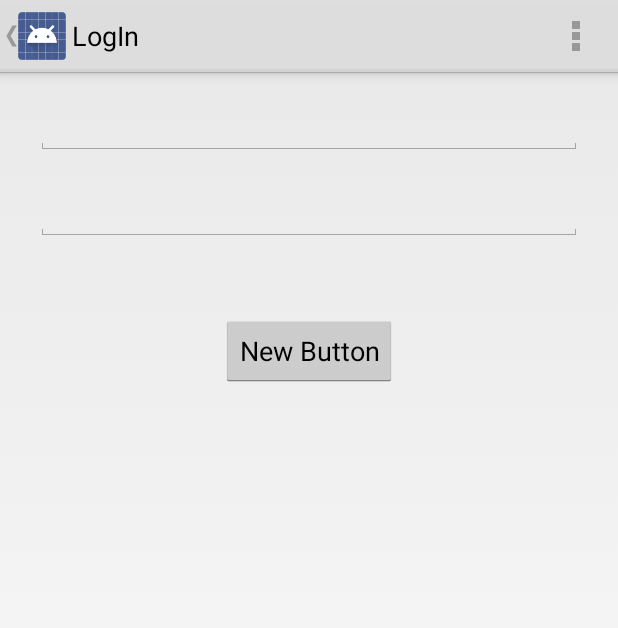
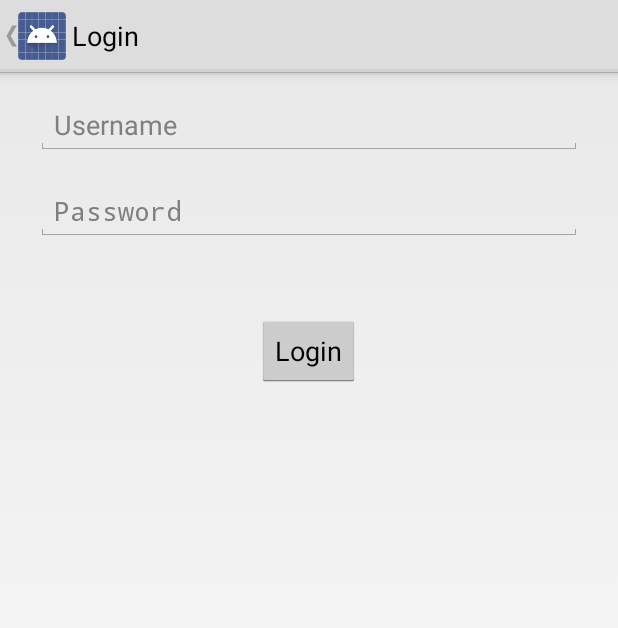
Before and after one commit to romankl/snowred, an Android app: the LogInActivity screen opened directly, with no data from a screen before it, on a phone screen of 412 x 824 dp. Shown: the top 628 px of the screen. Run offline under Robolectric (Android 15) with nearby library versions, the phone set to English and light mode, and no system bars; libraries missing offline, so code that uses them is left out: de.keyboardsurfer.android.

Commit message:
Small improvements to the login module.

```diff
--- /dev/null
+++ b/src/main/java/eu/roklapps/snowred/app/api/reddit/callbacks/FutureResult.java
@@ -0,0 +1,5 @@
+package eu.roklapps.snowred.app.api.reddit.callbacks;
+
+public interface FutureResult<T> {
+    public void withResponse(FutureResult<T> result);
+}
--- a/src/main/java/eu/roklapps/snowred/app/api/reddit/callbacks/Result.java
+++ b/src/main/java/eu/roklapps/snowred/app/api/reddit/callbacks/Result.java
@@ -1,5 +1,7 @@
 package eu.roklapps.snowred.app.api.reddit.callbacks;
 
-public interface Result {
-    public void resultOfConnection();
+import com.google.gson.JsonObject;
+
+public interface Result<T> {
+    public void result(JsonObject jsonObject);
 }
--- /dev/null
+++ b/src/main/java/eu/roklapps/snowred/app/api/reddit/model/Comment.java
@@ -0,0 +1,4 @@
+package eu.roklapps.snowred.app.api.reddit.model;
+
+public class Comment extends Thing {
+}
--- a/src/main/java/eu/roklapps/snowred/app/api/reddit/model/Credentials.java
+++ b/src/main/java/eu/roklapps/snowred/app/api/reddit/model/Credentials.java
@@ -39,6 +39,10 @@ public class Credentials {
         this.mUsername = mUsername;
     }
 
+    public boolean verifyCredentials() {
+        return (mPassword.length() > 0 && !mPassword.isEmpty()) && ((mUsername.length() > 0) && !mUsername.isEmpty());
+    }
+
     public String getPassword() {
         return mPassword;
     }
--- /dev/null
+++ b/src/main/java/eu/roklapps/snowred/app/api/reddit/model/Subreddit.java
@@ -0,0 +1,4 @@
+package eu.roklapps.snowred.app.api.reddit.model;
+
+public class Subreddit extends Thing {
+}
--- a/src/main/java/eu/roklapps/snowred/app/api/reddit/model/User.java
+++ b/src/main/java/eu/roklapps/snowred/app/api/reddit/model/User.java
@@ -1,6 +1,6 @@
 package eu.roklapps.snowred.app.api.reddit.model;
 
-public class User {
+public class User extends Thing {
     private long comment_karma;
     private long created;
     private long created_utc;
--- a/src/main/java/eu/roklapps/snowred/app/ui/activity/LogInActivity.java
+++ b/src/main/java/eu/roklapps/snowred/app/ui/activity/LogInActivity.java
@@ -2,13 +2,15 @@ package eu.roklapps.snowred.app.ui.activity;
 
 import android.app.Activity;
 import android.os.Bundle;
-import android.view.Menu;
-import android.view.MenuItem;
 import android.view.View;
 import android.widget.Button;
 import android.widget.EditText;
 
+import de.keyboardsurfer.android.widget.crouton.Crouton;
+import de.keyboardsurfer.android.widget.crouton.Style;
 import eu.roklapps.snowred.app.R;
+import eu.roklapps.snowred.app.api.reddit.model.Credentials;
+import eu.roklapps.snowred.app.api.reddit.model.CurrentUser;
 
 public class LogInActivity extends Activity implements View.OnClickListener{
 
@@ -20,28 +22,22 @@ public class LogInActivity extends Activity implements View.OnClickListener{
     protected void onCreate(Bundle savedInstanceState) {
         super.onCreate(savedInstanceState);
         setContentView(R.layout.activity_log_in);
+
+        mPassword = (EditText) findViewById(R.id.password);
+        mUsername = (EditText) findViewById(R.id.username);
+
         mLoginButton = (Button) findViewById(R.id.login);
         mLoginButton.setOnClickListener(this);
     }
 
-
-    @Override
-    public boolean onCreateOptionsMenu(Menu menu) {
-        getMenuInflater().inflate(R.menu.log_in, menu);
-        return true;
-    }
-
-    @Override
-    public boolean onOptionsItemSelected(MenuItem item) {
-        int id = item.getItemId();
-        if (id == R.id.action_settings) {
-            return true;
-        }
-        return super.onOptionsItemSelected(item);
-    }
-
     @Override
     public void onClick(View view) {
+        Credentials credentials = new Credentials(mPassword.getText().toString(), mUsername.getText().toString());
 
+        if (credentials.verifyCredentials()) {
+            CurrentUser.getInstance().setCredentials(credentials).login(this);
+        } else {
+            Crouton.makeText(this, R.string.username_and_password, Style.ALERT).show();
+        }
     }
 }
--- a/src/main/res/layout/activity_log_in.xml
+++ b/src/main/res/layout/activity_log_in.xml
@@ -2,39 +2,43 @@
     xmlns:tools="http://schemas.android.com/tools"
     android:layout_width="match_parent"
     android:layout_height="match_parent"
+    android:paddingBottom="@dimen/activity_vertical_margin"
     android:paddingLeft="@dimen/activity_horizontal_margin"
     android:paddingRight="@dimen/activity_horizontal_margin"
     android:paddingTop="@dimen/activity_vertical_margin"
-    android:paddingBottom="@dimen/activity_vertical_margin"
     tools:context="eu.roklapps.snowred.app.ui.activity.LogInActivity">
 
     <Button
+        android:id="@+id/login"
         android:layout_width="wrap_content"
         android:layout_height="wrap_content"
-        android:text="New Button"
-        android:id="@+id/login"
         android:layout_alignParentTop="true"
         android:layout_centerHorizontal="true"
-        android:layout_marginTop="146dp" />
+        android:layout_marginTop="146dp"
+        android:text="@string/title_activity_log_in" />
 
     <EditText
+        android:id="@+id/password"
         android:layout_width="match_parent"
         android:layout_height="wrap_content"
-        android:inputType="textPassword"
-        android:ems="10"
-        android:id="@+id/password"
-        android:layout_alignParentTop="true"
-        android:layout_centerHorizontal="true"
-        android:layout_marginTop="57dp"
-        android:layout_marginLeft="8dp"
-        android:layout_marginRight="8dp" />
-
-    <EditText
-        android:layout_width="match_parent"
-        android:layout_height="wrap_content"
-        android:id="@+id/username"
         android:layout_alignParentTop="true"
         android:layout_centerHorizontal="true"
         android:layout_marginLeft="8dp"
-        android:layout_marginRight="8dp" />
+        android:layout_marginRight="8dp"
+        android:layout_marginTop="57dp"
+        android:ems="10"
+        android:hint="@string/text_password"
+        android:inputType="textPassword" />
+
+    <EditText
+        android:id="@+id/username"
+        android:layout_width="match_parent"
+        android:layout_height="wrap_content"
+        android:layout_alignParentTop="true"
+        android:layout_centerHorizontal="true"
+        android:layout_marginLeft="8dp"
+        android:layout_marginRight="8dp"
+        android:enabled="true"
+        android:hint="@string/text_username"
+        android:inputType="text|textNoSuggestions|none" />
 </RelativeLayout>
--- a/src/main/res/values/strings.xml
+++ b/src/main/res/values/strings.xml
@@ -9,9 +9,14 @@
     <string name="navigation_drawer_close">Close navigation drawer</string>
     <string name="action_example">Example action</string>
     <string name="action_settings">Settings</string>
-    <string name="title_activity_log_in">LogIn</string>
+    <string name="title_activity_log_in">Login</string>
     <string name="hello_world">Hello world!</string>
 
+    <!-- Error messages -->
     <string name="no_connection">No network connection</string>
+    <string name="username_and_password">User and password are required</string>
+
+    <string name="text_password">Password</string>
+    <string name="text_username">Username</string>
 
 </resources>
```
Also changed, not shown: src/main/java/eu/roklapps/snowred/app/MainActivity.java (+9 -9 lines), src/main/java/eu/roklapps/snowred/app/api/reddit/access/Connection.java (added, +68 -0 lines), src/main/java/eu/roklapps/snowred/app/api/reddit/model/CurrentUser.java (+21 -4 lines), src/main/java/eu/roklapps/snowred/app/ui/fragments/NavigationDrawerFragment.java (+16 -62 lines), src/main/res/menu/main.xml (+9 -7 lines), 1 other file.
